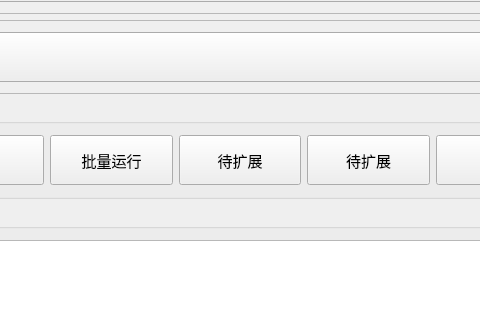
Old version of the form TestUtil/TestUtil/TestUtil.ui in the repository qindong917/vs_test2; both pictures show x 617 to 1097 and y 151 to 471 of the 1200 by 900 pixel window.
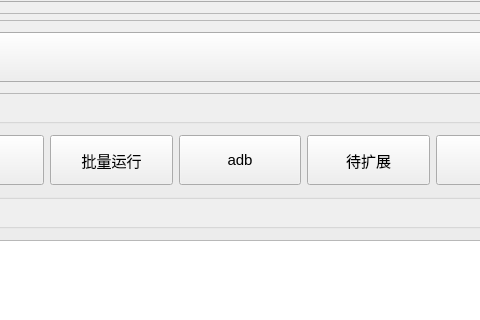
New version of the form. Icons and pictures are not drawn.

Diff of the .ui file:
```diff
--- a/TestUtil/TestUtil/TestUtil.ui
+++ b/TestUtil/TestUtil/TestUtil.ui
@@ -388,7 +388,7 @@
           </size>
          </property>
          <property name="text">
-          <string>待扩展</string>
+          <string>adb</string>
          </property>
         </widget>
        </item>
```
Left out of the diff: 2 changed lines with no effect on the pictures.
